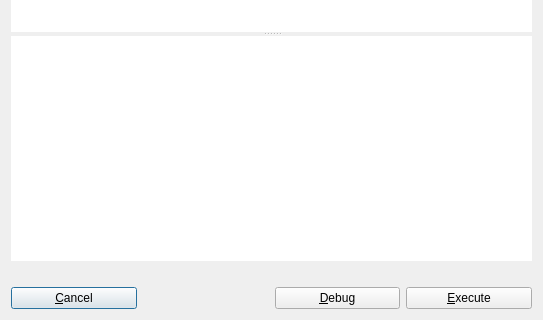
Before: the Qt Designer form alethzero/Transact.ui in ethereum-mining/ethminer, drawn with Qt 5; both pictures show x 0 to 543 and y 375 to 695 of the 543 by 695 pixel window.
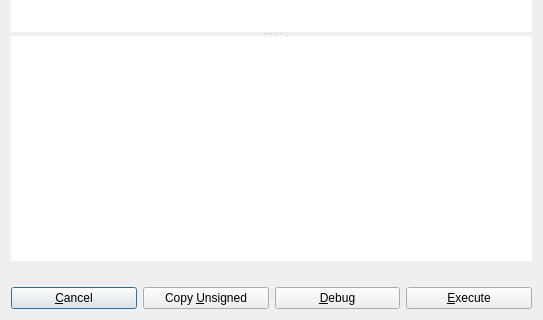
After: the same form once the commit is applied.

Commit message: Copy unsigned transaction to clipboard. Fixed #2712. Fixed #2713.

What changed in the file:
```diff
--- a/alethzero/Transact.ui
+++ b/alethzero/Transact.ui
@@ -254,6 +254,13 @@
      </property>
     </widget>
    </item>
+   <item row="8" column="1">
+    <widget class="QPushButton" name="copyUnsigned">
+     <property name="text">
+      <string>Copy &amp;Unsigned</string>
+     </property>
+    </widget>
+   </item>
   </layout>
  </widget>
  <resources/>
```
The commit also changes 2 other files.
